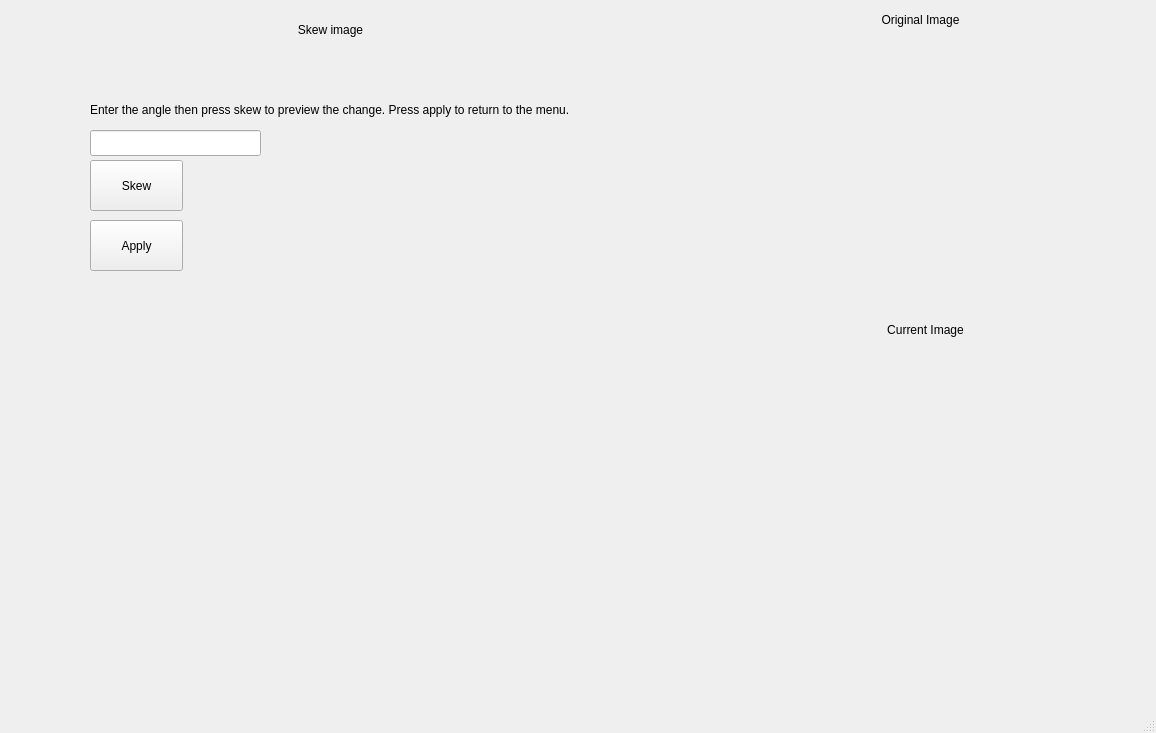
Qt form mainwindow.ui (Ezay06/Qt_Filter) before a commit.
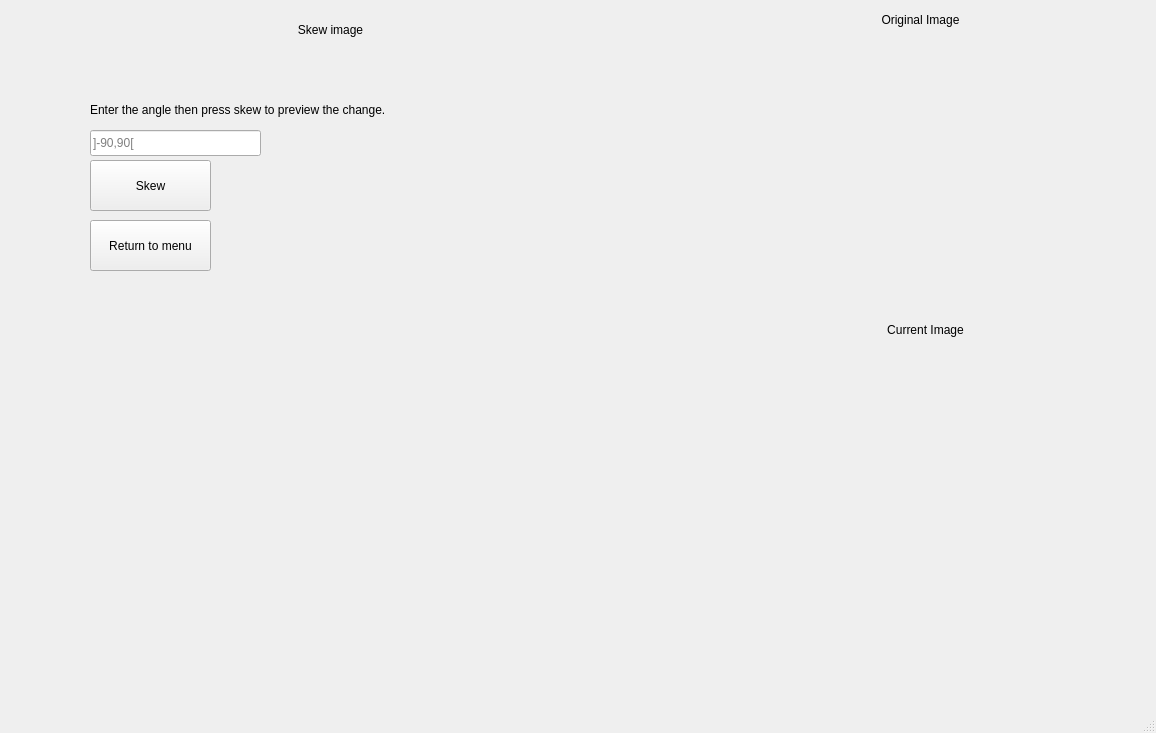
The same form after that commit. The open tabs and pages were chosen to show the change.

Patch:
```diff
--- a/mainwindow.ui
+++ b/mainwindow.ui
@@ -1203,12 +1203,12 @@
        <rect>
         <x>90</x>
         <y>220</y>
-        <width>93</width>
+        <width>121</width>
         <height>51</height>
        </rect>
       </property>
       <property name="text">
-       <string>Apply</string>
+       <string>Return to menu</string>
       </property>
      </widget>
      <widget class="QLineEdit" name="skew_angle">
@@ -1220,6 +1220,9 @@
         <height>26</height>
        </rect>
       </property>
+      <property name="placeholderText">
+       <string>]-90,90[</string>
+      </property>
      </widget>
      <widget class="QLabel" name="skew_errormessage">
       <property name="geometry">
@@ -1255,12 +1258,12 @@
        <rect>
         <x>90</x>
         <y>100</y>
-        <width>591</width>
+        <width>371</width>
         <height>20</height>
        </rect>
       </property>
       <property name="text">
-       <string>Enter the angle then press skew to preview the change. Press apply to return to the menu.</string>
+       <string>Enter the angle then press skew to preview the change.</string>
       </property>
      </widget>
      <widget class="QPushButton" name="skew_skew">
@@ -1268,7 +1271,7 @@
        <rect>
         <x>90</x>
         <y>160</y>
-        <width>93</width>
+        <width>121</width>
         <height>51</height>
        </rect>
       </property>
```
Left out of the diff: 12 changed lines with no effect on the pictures.
